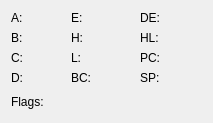
First picture: the form in src/registerbank.ui, repository FizzyGalacticus/gbdynbintrans, before the edit.
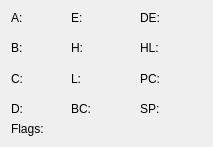
Second picture: the form after the edit.

Commit message: Fixed a lot of layout issues.

Patch:
```diff
--- a/src/registerbank.ui
+++ b/src/registerbank.ui
@@ -8,7 +8,7 @@
     <x>0</x>
     <y>0</y>
     <width>213</width>
-    <height>123</height>
+    <height>147</height>
    </rect>
   </property>
   <property name="windowTitle">
@@ -19,6 +19,9 @@
     <layout class="QVBoxLayout" name="verticalLayout_4">
      <item>
       <layout class="QHBoxLayout" name="horizontalLayout">
+       <property name="sizeConstraint">
+        <enum>QLayout::SetDefaultConstraint</enum>
+       </property>
        <item>
         <layout class="QVBoxLayout" name="verticalLayout_2">
          <item>
@@ -39,6 +42,19 @@
            </item>
           </layout>
          </item>
+         <item>
+          <spacer name="verticalSpacer_2">
+           <property name="orientation">
+            <enum>Qt::Vertical</enum>
+           </property>
+           <property name="sizeHint" stdset="0">
+            <size>
+             <width>20</width>
+             <height>40</height>
+            </size>
+           </property>
+          </spacer>
+         </item>
          <item>
           <layout class="QHBoxLayout" name="horizontalLayout_5">
            <item>
@@ -57,6 +73,19 @@
            </item>
           </layout>
          </item>
+         <item>
+          <spacer name="verticalSpacer_3">
+           <property name="orientation">
+            <enum>Qt::Vertical</enum>
+           </property>
+           <property name="sizeHint" stdset="0">
+            <size>
+             <width>20</width>
+             <height>40</height>
+            </size>
+           </property>
+          </spacer>
+         </item>
          <item>
           <layout class="QHBoxLayout" name="horizontalLayout_4">
            <item>
@@ -75,6 +104,19 @@
            </item>
           </layout>
          </item>
+         <item>
+          <spacer name="verticalSpacer_4">
+           <property name="orientation">
+            <enum>Qt::Vertical</enum>
+           </property>
+           <property name="sizeHint" stdset="0">
+            <size>
+             <width>20</width>
+             <height>40</height>
+            </size>
+           </property>
+          </spacer>
+         </item>
          <item>
           <layout class="QHBoxLayout" name="horizontalLayout_3">
            <item>
@@ -128,6 +170,19 @@
            </item>
           </layout>
          </item>
+         <item>
+          <spacer name="verticalSpacer_5">
+           <property name="orientation">
+            <enum>Qt::Vertical</enum>
+           </property>
+           <property name="sizeHint" stdset="0">
+            <size>
+             <width>20</width>
+             <height>40</height>
+            </size>
+           </property>
+          </spacer>
+         </item>
          <item>
           <layout class="QHBoxLayout" name="horizontalLayout_8">
            <item>
@@ -146,6 +201,19 @@
            </item>
           </layout>
          </item>
+         <item>
+          <spacer name="verticalSpacer_6">
+           <property name="orientation">
+            <enum>Qt::Vertical</enum>
+           </property>
+           <property name="sizeHint" stdset="0">
+            <size>
+             <width>20</width>
+             <height>40</height>
+            </size>
+           </property>
+          </spacer>
+         </item>
          <item>
           <layout class="QHBoxLayout" name="horizontalLayout_6">
            <item>
@@ -164,6 +232,19 @@
            </item>
           </layout>
          </item>
+         <item>
+          <spacer name="verticalSpacer_7">
+           <property name="orientation">
+            <enum>Qt::Vertical</enum>
+           </property>
+           <property name="sizeHint" stdset="0">
+            <size>
+             <width>20</width>
+             <height>40</height>
+            </size>
+           </property>
+          </spacer>
+         </item>
          <item>
           <layout class="QHBoxLayout" name="horizontalLayout_13">
            <item>
@@ -217,6 +298,19 @@
            </item>
           </layout>
          </item>
+         <item>
+          <spacer name="verticalSpacer_8">
+           <property name="orientation">
+            <enum>Qt::Vertical</enum>
+           </property>
+           <property name="sizeHint" stdset="0">
+            <size>
+             <width>20</width>
+             <height>40</height>
+            </size>
+           </property>
+          </spacer>
+         </item>
          <item>
           <layout class="QHBoxLayout" name="horizontalLayout_11">
            <item>
@@ -235,6 +329,19 @@
            </item>
           </layout>
          </item>
+         <item>
+          <spacer name="verticalSpacer_9">
+           <property name="orientation">
+            <enum>Qt::Vertical</enum>
+           </property>
+           <property name="sizeHint" stdset="0">
+            <size>
+             <width>20</width>
+             <height>40</height>
+            </size>
+           </property>
+          </spacer>
+         </item>
          <item>
           <layout class="QHBoxLayout" name="horizontalLayout_7">
            <item>
@@ -253,6 +360,19 @@
            </item>
           </layout>
          </item>
+         <item>
+          <spacer name="verticalSpacer_10">
+           <property name="orientation">
+            <enum>Qt::Vertical</enum>
+           </property>
+           <property name="sizeHint" stdset="0">
+            <size>
+             <width>20</width>
+             <height>40</height>
+            </size>
+           </property>
+          </spacer>
+         </item>
          <item>
           <layout class="QHBoxLayout" name="horizontalLayout_14">
            <item>
@@ -288,8 +408,24 @@
        </item>
       </layout>
      </item>
+     <item>
+      <spacer name="verticalSpacer">
+       <property name="orientation">
+        <enum>Qt::Vertical</enum>
+       </property>
+       <property name="sizeHint" stdset="0">
+        <size>
+         <width>20</width>
+         <height>40</height>
+        </size>
+       </property>
+      </spacer>
+     </item>
      <item>
       <layout class="QHBoxLayout" name="horizontalLayout_10">
+       <property name="sizeConstraint">
+        <enum>QLayout::SetMaximumSize</enum>
+       </property>
        <item>
         <widget class="QLabel" name="flagsLabel">
          <property name="text">
```
Left out of the diff: 8 changed lines with no effect on the pictures. The commit also changes 2 other files.
